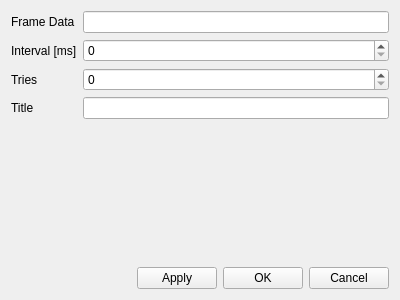
This is QLinWriteByID/settingsdialog.ui in pr4u4t/automatron3000 as Qt 5 draws it before an edit. The edited form follows.
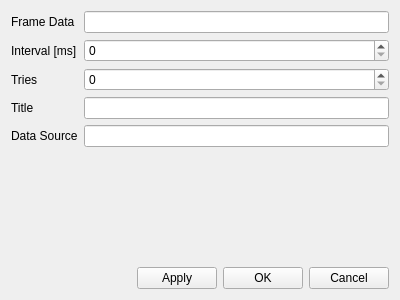
This is the edited form. Custom widgets are drawn as their Qt base class.

Diff of the .ui file:
```diff
--- a/QLinWriteByID/settingsdialog.ui
+++ b/QLinWriteByID/settingsdialog.ui
@@ -56,6 +56,16 @@
      <item row="5" column="1">
       <widget class="QLineEdit" name="title"/>
      </item>
+     <item row="6" column="0">
+      <widget class="QLabel" name="label_5">
+       <property name="text">
+        <string>Data Source</string>
+       </property>
+      </widget>
+     </item>
+     <item row="6" column="1">
+      <widget class="QLineEdit" name="dataSource"/>
+     </item>
     </layout>
    </item>
    <item>
```
